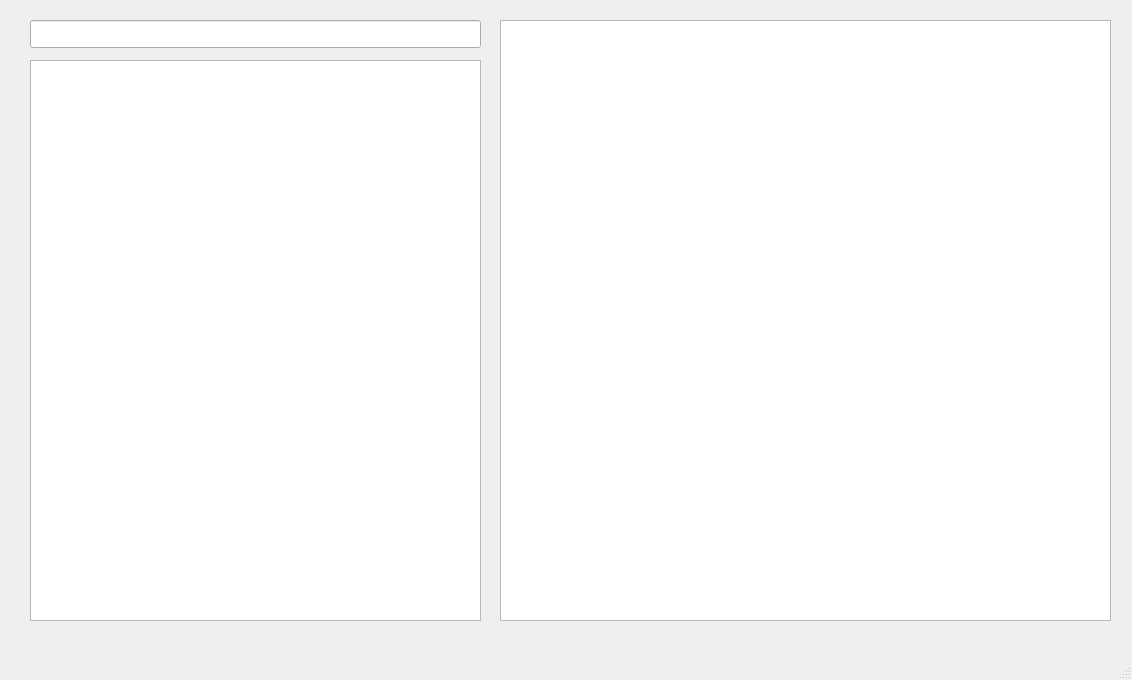
Old version of the form src/flow2.ui in the repository basmatix/zeitmaschine.
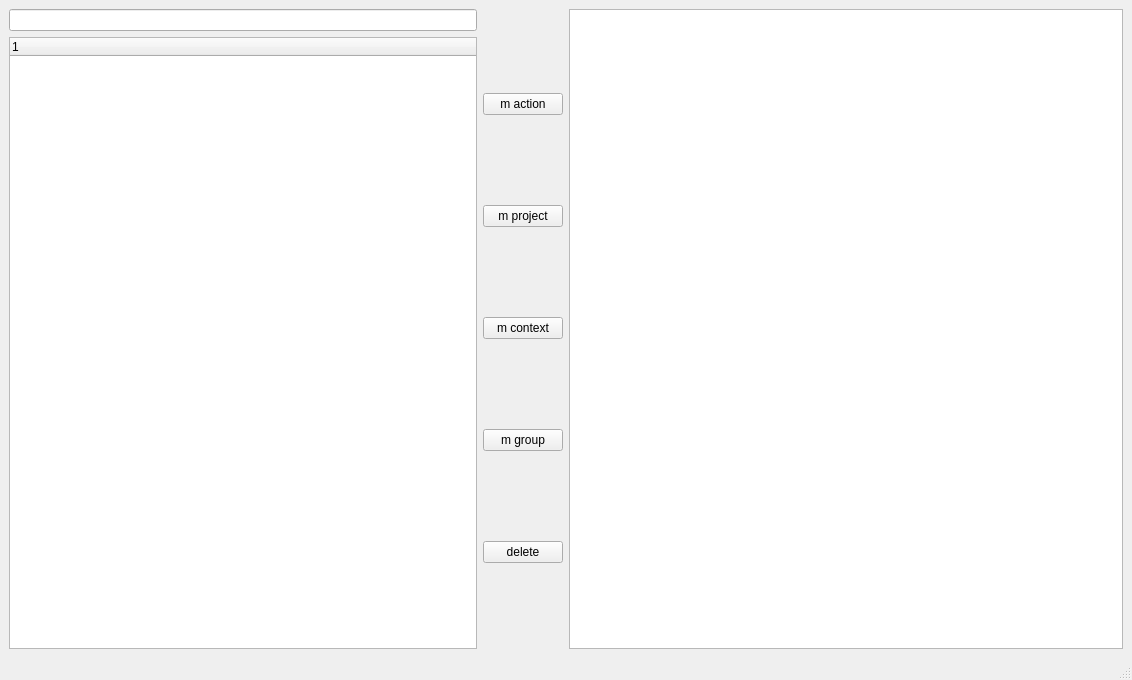
New version of the form.

Commit message: have list widget now, saving and loading on shutdown/startup

Patch:
```diff
--- a/src/flow2.ui
+++ b/src/flow2.ui
@@ -14,36 +14,74 @@
    <string>MainWindow</string>
   </property>
   <widget class="QWidget" name="centralwidget">
-   <widget class="QLineEdit" name="leCommand">
-    <property name="geometry">
-     <rect>
-      <x>30</x>
-      <y>20</y>
-      <width>451</width>
-      <height>28</height>
-     </rect>
-    </property>
-   </widget>
-   <widget class="QListWidget" name="lwTask">
-    <property name="geometry">
-     <rect>
-      <x>30</x>
-      <y>60</y>
-      <width>451</width>
-      <height>561</height>
-     </rect>
-    </property>
-   </widget>
-   <widget class="QTextEdit" name="teNotes">
-    <property name="geometry">
-     <rect>
-      <x>500</x>
-      <y>20</y>
-      <width>611</width>
-      <height>601</height>
-     </rect>
-    </property>
-   </widget>
+   <layout class="QGridLayout" name="gridLayout">
+    <item row="0" column="0">
+     <layout class="QHBoxLayout" name="horizontalLayout">
+      <item>
+       <layout class="QHBoxLayout" name="horizontalLayout_3">
+        <item>
+         <layout class="QVBoxLayout" name="verticalLayout">
+          <item>
+           <widget class="QLineEdit" name="leCommand"/>
+          </item>
+          <item>
+           <widget class="QTreeWidget" name="twTask">
+            <column>
+             <property name="text">
+              <string notr="true">1</string>
+             </property>
+            </column>
+           </widget>
+          </item>
+         </layout>
+        </item>
+        <item>
+         <layout class="QVBoxLayout" name="verticalLayout_2">
+          <item>
+           <widget class="QPushButton" name="pushButton_2">
+            <property name="text">
+             <string>m action</string>
+            </property>
+           </widget>
+          </item>
+          <item>
+           <widget class="QPushButton" name="pushButton">
+            <property name="text">
+             <string>m project</string>
+            </property>
+           </widget>
+          </item>
+          <item>
+           <widget class="QPushButton" name="pushButton_5">
+            <property name="text">
+             <string>m context</string>
+            </property>
+           </widget>
+          </item>
+          <item>
+           <widget class="QPushButton" name="pushButton_4">
+            <property name="text">
+             <string>m group</string>
+            </property>
+           </widget>
+          </item>
+          <item>
+           <widget class="QPushButton" name="pushButton_3">
+            <property name="text">
+             <string>delete</string>
+            </property>
+           </widget>
+          </item>
+         </layout>
+        </item>
+       </layout>
+      </item>
+      <item>
+       <widget class="QTextEdit" name="teNotes"/>
+      </item>
+     </layout>
+    </item>
+   </layout>
   </widget>
   <widget class="QMenuBar" name="menubar">
    <property name="geometry">
```
The commit also changes 2 other files.
